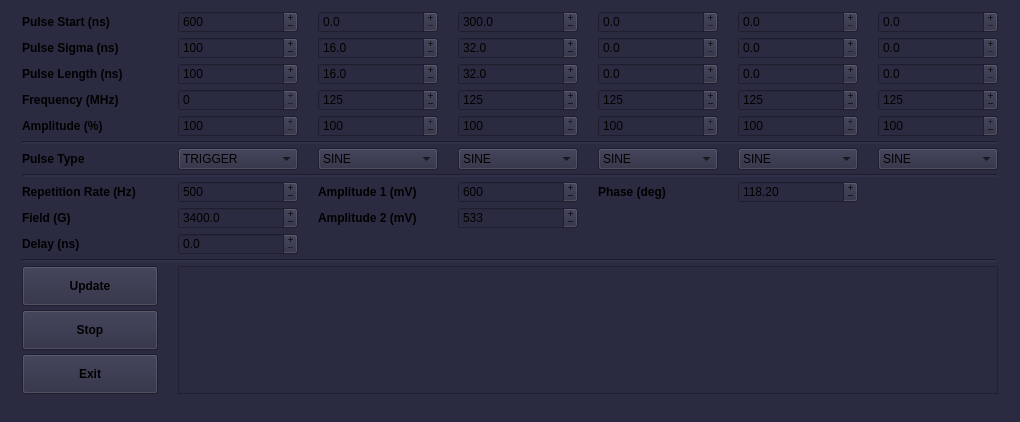
Above: atomize/control_center/gui/awg_main_window.ui from Anatoly1010/Atomize_NIOCH before the change. Below: the same form after it.
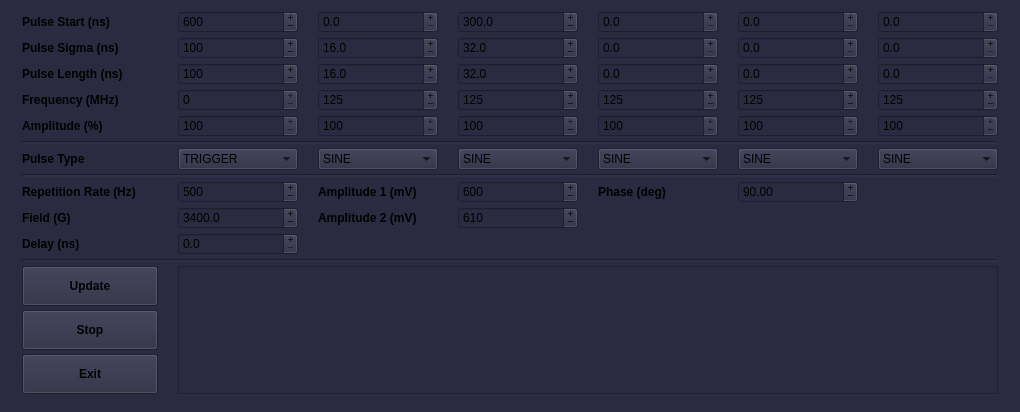
That is the form after the change.

Diff of the .ui file:
```diff
--- a/atomize/control_center/gui/awg_main_window.ui
+++ b/atomize/control_center/gui/awg_main_window.ui
@@ -7,7 +7,7 @@
     <x>0</x>
     <y>0</y>
     <width>1020</width>
-    <height>422</height>
+    <height>412</height>
    </rect>
   </property>
   <property name="sizePolicy">
@@ -19,13 +19,13 @@
   <property name="minimumSize">
    <size>
     <width>1020</width>
-    <height>422</height>
+    <height>412</height>
    </size>
   </property>
   <property name="maximumSize">
    <size>
     <width>1020</width>
-    <height>422</height>
+    <height>412</height>
    </size>
   </property>
   <property name="sizeIncrement">
@@ -56,13 +56,13 @@
    <property name="minimumSize">
     <size>
      <width>1020</width>
-     <height>422</height>
+     <height>412</height>
     </size>
    </property>
    <property name="maximumSize">
     <size>
      <width>1020</width>
-     <height>422</height>
+     <height>412</height>
     </size>
    </property>
    <layout class="QHBoxLayout" name="horizontalLayout">
@@ -126,13 +126,13 @@
          <number>80</number>
         </property>
         <property name="maximum">
-         <number>610</number>
+         <number>800</number>
         </property>
         <property name="singleStep">
          <number>5</number>
         </property>
         <property name="value">
-         <number>533</number>
+         <number>610</number>
         </property>
        </widget>
       </item>
@@ -1330,7 +1330,7 @@
          <double>0.100000000000000</double>
         </property>
         <property name="value">
-         <double>118.200000000000003</double>
+         <double>90.000000000000000</double>
         </property>
        </widget>
       </item>
```
Left out of the diff: 2 changed lines with no effect on the pictures.
